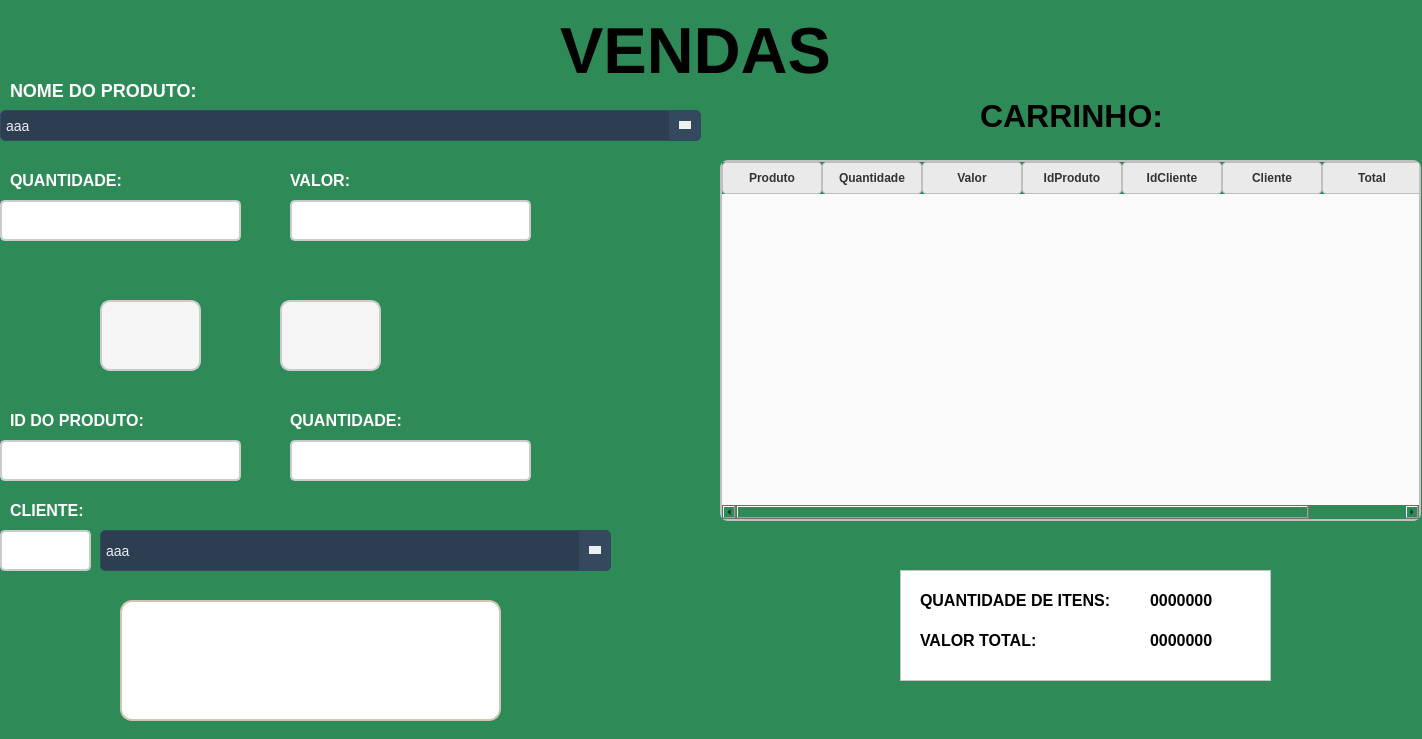
Above: frm_Vendas.ui from ArielAraujo18/ErpSistema before the change. Below: the same form after it.
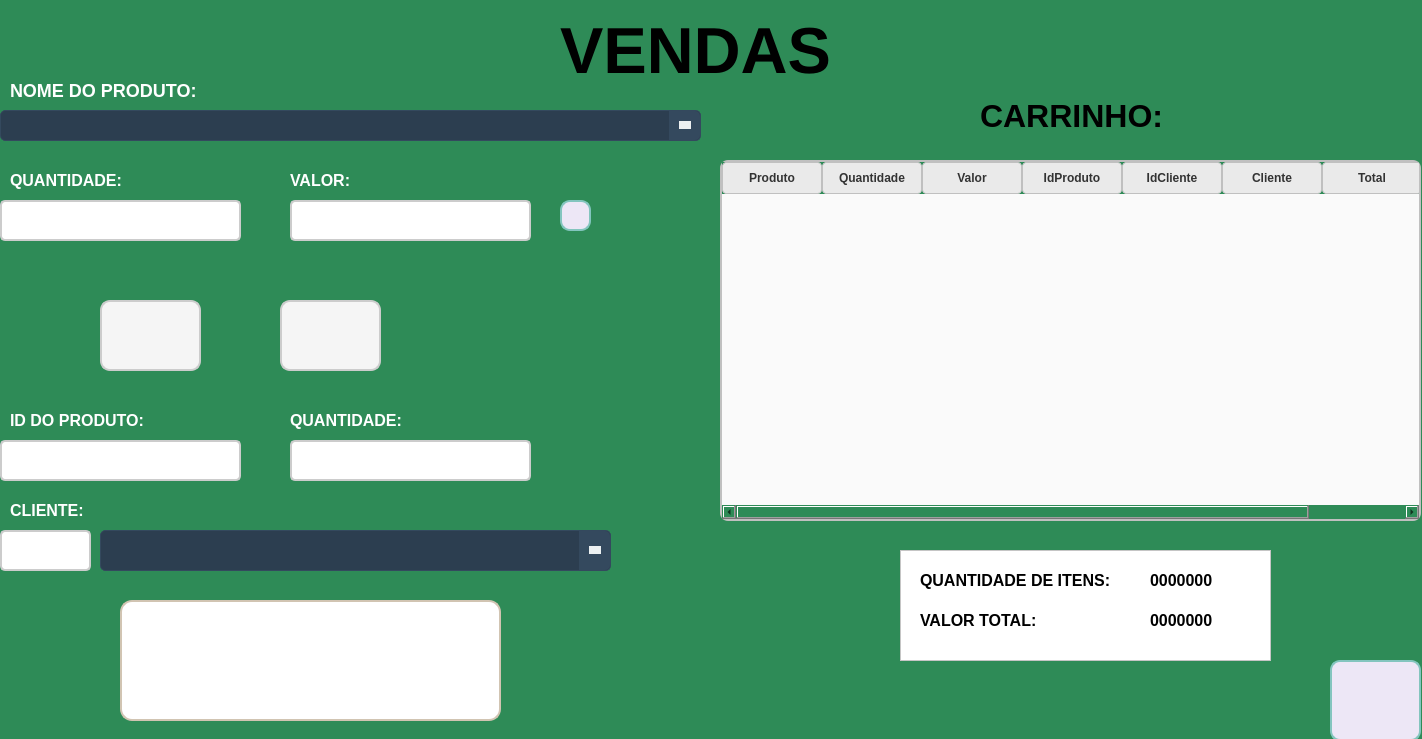
That is the form after the change. Icons and pictures are not drawn.

What changed in the file:
```diff
--- a/frm_Vendas.ui
+++ b/frm_Vendas.ui
@@ -193,31 +193,6 @@
 
 </string>
    </property>
-   <item>
-    <property name="text">
-     <string>aaa</string>
-    </property>
-   </item>
-   <item>
-    <property name="text">
-     <string>New Item</string>
-    </property>
-   </item>
-   <item>
-    <property name="text">
-     <string>a</string>
-    </property>
-   </item>
-   <item>
-    <property name="text">
-     <string>a</string>
-    </property>
-   </item>
-   <item>
-    <property name="text">
-     <string>a</string>
-    </property>
-   </item>
   </widget>
   <widget class="QLabel" name="label_3">
    <property name="geometry">
@@ -718,7 +693,7 @@
    <property name="geometry">
     <rect>
      <x>900</x>
-     <y>570</y>
+     <y>550</y>
      <width>371</width>
      <height>111</height>
     </rect>
@@ -965,31 +940,6 @@
 }
 </string>
    </property>
-   <item>
-    <property name="text">
-     <string>aaa</string>
-    </property>
-   </item>
-   <item>
-    <property name="text">
-     <string>New Item</string>
-    </property>
-   </item>
-   <item>
-    <property name="text">
-     <string>a</string>
-    </property>
-   </item>
-   <item>
-    <property name="text">
-     <string>a</string>
-    </property>
-   </item>
-   <item>
-    <property name="text">
-     <string>a</string>
-    </property>
-   </item>
   </widget>
   <widget class="QPushButton" name="btn_pagamento">
    <property name="geometry">
@@ -1031,6 +981,88 @@
     <string/>
    </property>
   </widget>
+  <widget class="QPushButton" name="btn_atualizar">
+   <property name="geometry">
+    <rect>
+     <x>560</x>
+     <y>200</y>
+     <width>31</width>
+     <height>31</height>
+    </rect>
+   </property>
+   <property name="styleSheet">
+    <string notr="true">QPushButton {
+    background-color: #EDE7F6;
+    border: 2px solid #83C5BE; 
+    border-radius: 10px;
+    color: #FFFFFF; 
+    background-image: url(:/icon_atualizar/atualizar (1).png); 
+    background-repeat: no-repeat; 
+    background-position: center; 
+    font-size: 14px; 
+    font-weight: bold; 
+    padding: 10px 16px;
+    box-shadow: 0px 4px 6px rgba(0, 0, 0, 0.2); 
+    transition: all 0.3s ease; 
+}
+
+QPushButton:hover {
+    background-color: #FFFFFF;
+    box-shadow: none; 
+}
+
+QPushButton:pressed {
+    background-color: #7C3AED; 
+    color: #FFFFFF; 
+    padding-top: 2px; 
+    padding-left: 2px;
+}
+</string>
+   </property>
+   <property name="text">
+    <string/>
+   </property>
+  </widget>
+  <widget class="QPushButton" name="btn_voltar">
+   <property name="geometry">
+    <rect>
+     <x>1330</x>
+     <y>660</y>
+     <width>91</width>
+     <height>81</height>
+    </rect>
+   </property>
+   <property name="styleSheet">
+    <string notr="true">QPushButton {
+    background-color: #EDE7F6;
+    border: 2px solid #83C5BE; 
+    border-radius: 10px;
+    color: #FFFFFF; 
+    background-image: url(:/icon_voltarVendas/retornar.png); 
+    background-repeat: no-repeat; 
+    background-position: center; 
+    font-size: 14px; 
+    font-weight: bold; 
+    padding: 10px 16px;
+    box-shadow: 0px 4px 6px rgba(0, 0, 0, 0.2); 
+    transition: all 0.3s ease; 
+}
+QPushButton:hover {
+    background-color: #83C5BE;
+    box-shadow: none; 
+}
+
+QPushButton:pressed {
+    background-color: #7C3AED; 
+    color: #FFFFFF; 
+    padding-top: 2px; 
+    padding-left: 2px;
+}</string>
+   </property>
+   <property name="text">
+    <string/>
+   </property>
+  </widget>
  </widget>
  <resources>
   <include location="icon_addCarrinho.qrc"/>
```
Left out of the diff: 2 changed lines with no effect on the pictures.
